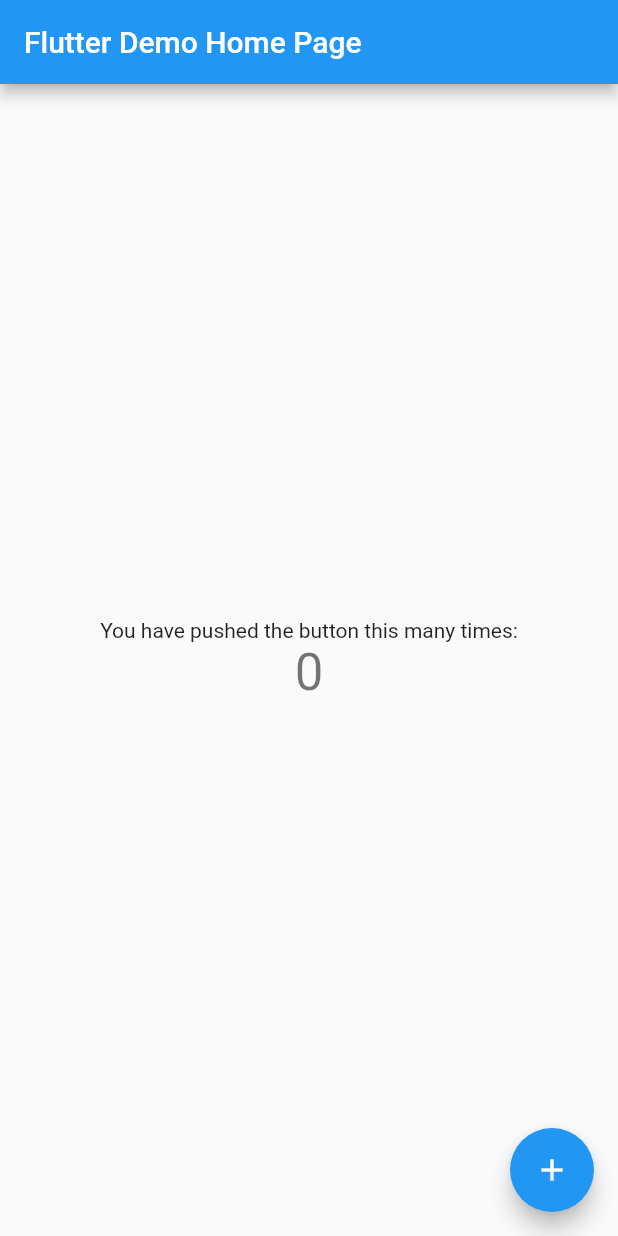
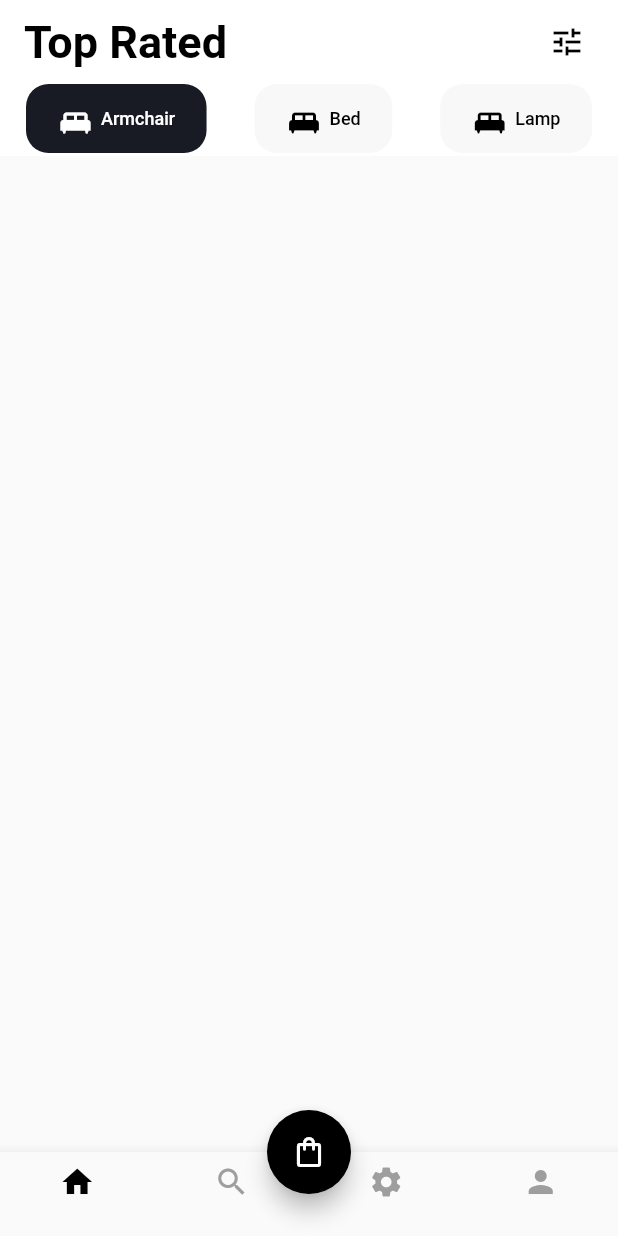
Before and after one commit to Adithyan2295/CenterSourceMachineTest, a Flutter app: the screen it shows after launch, on a phone screen of 412 x 824 dp. Run offline on Flutter 3.47's test engine with Material 2 defaults, Android fonts, the phone set to English and light mode, and no system bars.

```diff
--- /dev/null
+++ b/Cs/lib/HomePage/homePage.dart
@@ -0,0 +1,141 @@
+import 'package:flutter/material.dart';
+
+class HomePage extends StatefulWidget {
+
+  @override
+  _HomePageState createState() => _HomePageState();
+}
+
+class _HomePageState extends State<HomePage> {
+    int _selectedIndex = 0;
+    int selectdTopBarIndex = 0;
+  void _onItemTapped(int index) {
+    setState(() {
+      _selectedIndex = index;
+    });
+  }
+  @override
+  Widget build(BuildContext context) {
+    return mainBody();
+  }
+    appbar() {
+    return AppBar(
+      title: Text('Top Rated',style: TextStyle(color: Colors.black,fontSize: 30,fontWeight: FontWeight.bold),),
+      backgroundColor: Colors.white,
+      elevation: 0,
+      iconTheme: IconThemeData(color: Colors.grey),
+      actions: [
+        cartIcon(),
+        SizedBox(
+          width: 10,
+        ),
+      ],
+      bottom: tabBar(),
+    );
+  }
+
+  Widget tabBar() {
+    return TabBar(
+      onTap: (value){
+        selectdTopBarIndex = value;
+        setState(() {});
+      },
+        isScrollable: true,
+        indicatorColor: Colors.transparent,
+        labelStyle: TextStyle(fontSize: 12, color: Colors.white),
+        labelColor: Colors.white,
+        unselectedLabelColor: Colors.black,
+        unselectedLabelStyle: TextStyle(fontSize: 12, color: Colors.grey),
+        tabs: tabbarList(selectdTopBarIndex));
+  }
+
+  List<Widget> tabbarList(int selectedIndex) {
+    var temp = ["Armchair", "Bed","Lamp"];
+    List<Widget> tab = [];
+    int i = 0;
+    for (var tempMenutype in temp) {
+      tab.add(Tab(
+        child: Container(
+          padding: EdgeInsets.fromLTRB(21, 14, 21, 14),
+          height: 48,
+          decoration: BoxDecoration(borderRadius: BorderRadius.circular(15), color: selectedIndex == i?
+          Color.fromRGBO(25, 27, 36, 1):
+           Color.fromRGBO(248, 248, 248, 1)),
+          child: Row(
+            children: [
+              Icon(Icons.king_bed),
+              SizedBox(width: 5,),
+              Text(tempMenutype),
+            ],
+          ),
+        ),
+      ));
+    i++;
+    }
+    return tab;
+  }
+
+  Widget mainBody() {
+    return DefaultTabController(
+      length: 3,
+      child: Scaffold(
+        appBar: appbar(),
+        bottomNavigationBar: bottomNavigationBar(),
+        floatingActionButtonLocation: FloatingActionButtonLocation.centerDocked,
+        floatingActionButton: FloatingActionButton(
+          onPressed: () {},
+          child: Icon(Icons.shopping_bag_outlined),
+          backgroundColor: Colors.black,
+        ),
+        body: Container(),
+      ),
+    );
+  }
+  bottomNavigationBar() {
+    return BottomNavigationBar(
+        type: BottomNavigationBarType.fixed,
+        items: const <BottomNavigationBarItem>[
+          BottomNavigationBarItem(
+            icon: Icon(Icons.home),
+            label: '',
+            backgroundColor: Colors.white,
+          ),
+          BottomNavigationBarItem(
+            icon: Icon(Icons.search),
+            label: '',
+            backgroundColor: Colors.white,
+          ),
+          BottomNavigationBarItem(
+            icon: Icon(Icons.settings),
+            label: '',
+            backgroundColor: Colors.white,
+          ),
+          BottomNavigationBarItem(
+            icon: Icon(Icons.person),
+            label: '',
+            backgroundColor: Colors.white,
+          ),
+        ],
+        currentIndex: _selectedIndex,
+        selectedItemColor: Colors.black,
+        unselectedItemColor: Colors.grey,
+        onTap: _onItemTapped,
+      );
+    }
+
+  Widget cartIcon() {
+    return GestureDetector(
+      onTap: (){
+        print("**********************");
+        print(MediaQuery.of(context).size.width);
+      print(MediaQuery.of(context).size.height);},
+      child: Center(
+        child: IconButton(
+              icon: Icon(Icons.tune,color: Colors.black,),
+              onPressed: () {print("**********************");
+        print(MediaQuery.of(context).size.width);
+      print(MediaQuery.of(context).size.height);}),
+      ),
+    );
+  }
+}
--- a/Cs/lib/main.dart
+++ b/Cs/lib/main.dart
@@ -1,113 +1,28 @@
 import 'package:flutter/material.dart';
 
-void main() {
-  runApp(MyApp());
+import 'HomePage/homePage.dart';
+
+void main() async{
+  WidgetsFlutterBinding.ensureInitialized();
+  runApp(MockAPP());
 }
 
-class MyApp extends StatelessWidget {
+class MockAPP extends StatelessWidget {
   // This widget is the root of your application.
   @override
   Widget build(BuildContext context) {
     return MaterialApp(
-      title: 'Flutter Demo',
+      title: 'Mock App',
       theme: ThemeData(
-        // This is the theme of your application.
-        //
-        // Try running your application with "flutter run". You'll see the
-        // application has a blue toolbar. Then, without quitting the app, try
-        // changing the primarySwatch below to Colors.green and then invoke
-        // "hot reload" (press "r" in the console where you ran "flutter run",
-        // or simply save your changes to "hot reload" in a Flutter IDE).
-        // Notice that the counter didn't reset back to zero; the application
-        // is not restarted.
         primarySwatch: Colors.blue,
       ),
-      home: MyHomePage(title: 'Flutter Demo Home Page'),
+      debugShowCheckedModeBanner: false,
+      home: HomePage(),
+      routes: {
+        '/home': (context) => HomePage(),
+      },
     );
+
+
   }
 }
-
-class MyHomePage extends StatefulWidget {
-  MyHomePage({Key key, this.title}) : super(key: key);
-
-  // This widget is the home page of your application. It is stateful, meaning
-  // that it has a State object (defined below) that contains fields that affect
-  // how it looks.
-
-  // This class is the configuration for the state. It holds the values (in this
-  // case the title) provided by the parent (in this case the App widget) and
-  // used by the build method of the State. Fields in a Widget subclass are
-  // always marked "final".
-
-  final String title;
-
-  @override
-  _MyHomePageState createState() => _MyHomePageState();
-}
-
-class _MyHomePageState extends State<MyHomePage> {
-  int _counter = 0;
-
-  void _incrementCounter() {
-    setState(() {
-      // This call to setState tells the Flutter framework that something has
-      // changed in this State, which causes it to rerun the build method below
-      // so that the display can reflect the updated values. If we changed
-      // _counter without calling setState(), then the build method would not be
-      // called again, and so nothing would appear to happen.
-      _counter++;
-    });
-  }
-
-  @override
-  Widget build(BuildContext context) {
-    // This method is rerun every time setState is called, for instance as done
-    // by the _incrementCounter method above.
-    //
-    // The Flutter framework has been optimized to make rerunning build methods
-    // fast, so that you can just rebuild anything that needs updating rather
-    // than having to individually change instances of widgets.
-    return Scaffold(
-      appBar: AppBar(
-        // Here we take the value from the MyHomePage object that was created by
-        // the App.build method, and use it to set our appbar title.
-        title: Text(widget.title),
-      ),
-      body: Center(
-        // Center is a layout widget. It takes a single child and positions it
-        // in the middle of the parent.
-        child: Column(
-          // Column is also a layout widget. It takes a list of children and
-          // arranges them vertically. By default, it sizes itself to fit its
-          // children horizontally, and tries to be as tall as its parent.
-          //
-          // Invoke "debug painting" (press "p" in the console, choose the
-          // "Toggle Debug Paint" action from the Flutter Inspector in Android
-          // Studio, or the "Toggle Debug Paint" command in Visual Studio Code)
-          // to see the wireframe for each widget.
-          //
-          // Column has various properties to control how it sizes itself and
-          // how it positions its children. Here we use mainAxisAlignment to
-          // center the children vertically; the main axis here is the vertical
-          // axis because Columns are vertical (the cross axis would be
-          // horizontal).
-          mainAxisAlignment: MainAxisAlignment.center,
-          children: <Widget>[
-            Text(
-              'You have pushed the button this many times:',
-            ),
-            Text(
-              '$_counter',
-              style: Theme.of(context).textTheme.headline4,
-            ),
-          ],
-        ),
-      ),
-      floatingActionButton: FloatingActionButton(
-        onPressed: _incrementCounter,
-        tooltip: 'Increment',
-        child: Icon(Icons.add),
-      ), // This trailing comma makes auto-formatting nicer for build methods.
-    );
-  }
-}
--- a/Cs/pubspec.yaml
+++ b/Cs/pubspec.yaml
@@ -45,8 +45,8 @@ flutter:
   uses-material-design: true
 
   # To add assets to your application, add an assets section, like this:
-  # assets:
-  #   - images/a_dot_burr.jpeg
+  assets:
+    - assets/
   #   - images/a_dot_ham.jpeg
 
   # An image asset can refer to one or more resolution-specific "variants", see
```
Also changed, not shown: Cs/assets/1.png (added), Cs/assets/2.png (added), Cs/assets/3.png (added), Cs/assets/4.png (added), Cs/assets/bg.png (added), 2 other files.
